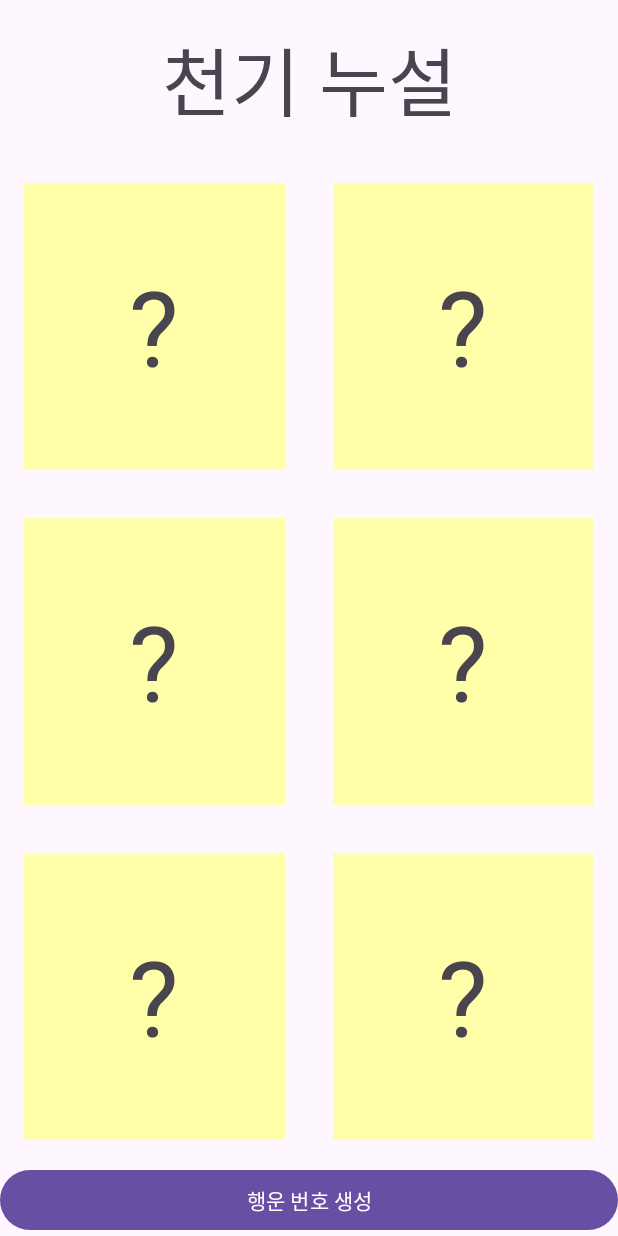
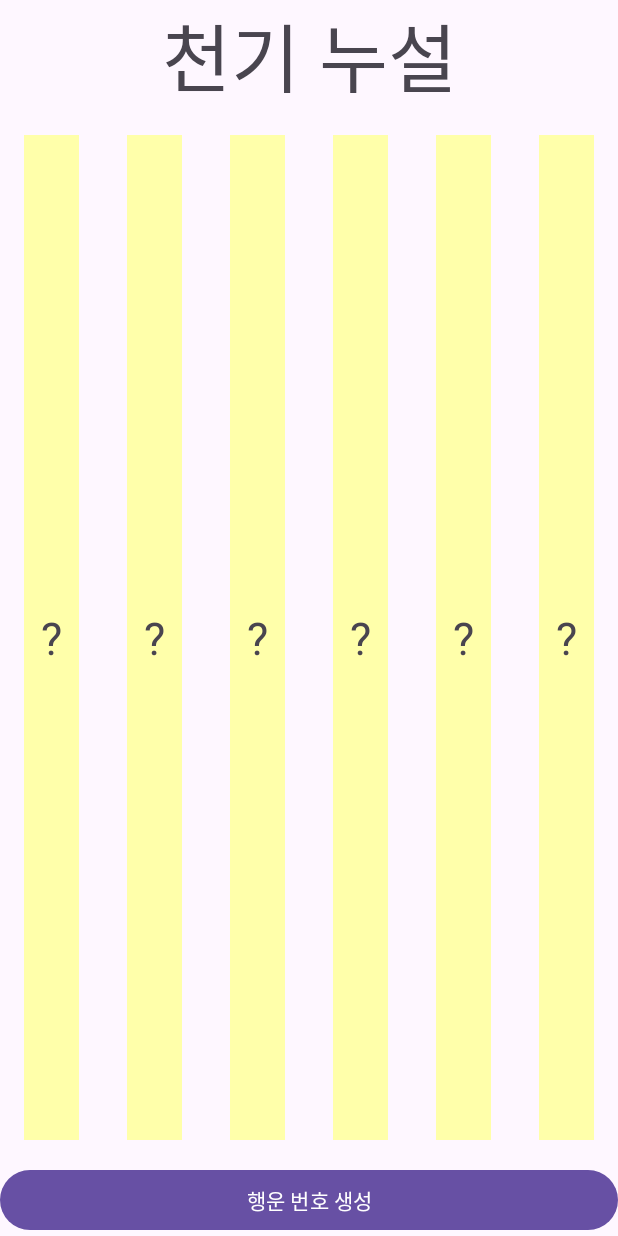
Before and after one commit to yhss1015/S23W03Lotto, an Android app: the layout activity_main.xml on its own in the app's theme, with its tools: preview values and no code run, on a phone screen of 412 x 824 dp. Run offline under Robolectric (Android 15) with nearby library versions, the phone set to English and light mode, and no system bars.

Commit message:
가로 방향

```diff
--- a/app/src/main/res/layout/activity_main.xml
+++ b/app/src/main/res/layout/activity_main.xml
@@ -13,7 +13,6 @@
         android:layout_height="wrap_content"
         android:text="천기 누설"
         android:textSize="50sp"
-        android:padding="16dp"
         app:layout_constraintStart_toStartOf="parent"
         app:layout_constraintEnd_toEndOf="parent"
         app:layout_constraintTop_toTopOf="parent" />
@@ -23,14 +22,13 @@
         android:layout_height="0dp"
         android:gravity="center"
         android:text="?"
-        android:textSize="70sp"
+        android:textSize="30sp"
         android:background="#ffa"
-        android:padding="16dp"
         android:layout_margin="16dp"
         app:layout_constraintStart_toStartOf="parent"
         app:layout_constraintEnd_toStartOf="@id/num2"
         app:layout_constraintTop_toBottomOf="@id/txtMessage"
-        app:layout_constraintBottom_toTopOf="@id/num3"
+        app:layout_constraintBottom_toTopOf="@id/btnGenerate"
         />
     <TextView
         android:id="@+id/num2"
@@ -38,14 +36,13 @@
         android:layout_height="0dp"
         android:gravity="center"
         android:text="?"
-        android:textSize="70sp"
+        android:textSize="30sp"
         android:background="#ffa"
-        android:padding="16dp"
         android:layout_margin="16dp"
         app:layout_constraintStart_toEndOf="@id/num1"
-        app:layout_constraintEnd_toEndOf="parent"
+        app:layout_constraintEnd_toStartOf="@id/num3"
         app:layout_constraintTop_toBottomOf="@id/txtMessage"
-        app:layout_constraintBottom_toTopOf="@id/num4"
+        app:layout_constraintBottom_toTopOf="@id/btnGenerate"
         />
     <TextView
         android:id="@+id/num3"
@@ -53,14 +50,13 @@
         android:layout_height="0dp"
         android:gravity="center"
         android:text="?"
-        android:textSize="70sp"
+        android:textSize="30sp"
         android:background="#ffa"
-        android:padding="16dp"
         android:layout_margin="16dp"
-        app:layout_constraintStart_toStartOf="parent"
+        app:layout_constraintStart_toEndOf="@id/num2"
         app:layout_constraintEnd_toStartOf="@id/num4"
-        app:layout_constraintTop_toBottomOf="@id/num1"
-        app:layout_constraintBottom_toTopOf="@id/num5"
+        app:layout_constraintTop_toBottomOf="@id/txtMessage"
+        app:layout_constraintBottom_toTopOf="@id/btnGenerate"
         />
     <TextView
         android:id="@+id/num4"
@@ -68,14 +64,13 @@
         android:layout_height="0dp"
         android:gravity="center"
         android:text="?"
-        android:textSize="70sp"
+        android:textSize="30sp"
         android:background="#ffa"
-        android:padding="16dp"
         android:layout_margin="16dp"
         app:layout_constraintStart_toEndOf="@id/num3"
-        app:layout_constraintEnd_toEndOf="parent"
-        app:layout_constraintTop_toBottomOf="@id/num2"
-        app:layout_constraintBottom_toTopOf="@id/num6"
+        app:layout_constraintEnd_toStartOf="@id/num5"
+        app:layout_constraintTop_toBottomOf="@id/txtMessage"
+        app:layout_constraintBottom_toTopOf="@id/btnGenerate"
         />
     <TextView
         android:id="@+id/num5"
@@ -83,13 +78,12 @@
         android:layout_height="0dp"
         android:gravity="center"
         android:text="?"
-        android:textSize="70sp"
+        android:textSize="30sp"
         android:background="#ffa"
-        android:padding="16dp"
         android:layout_margin="16dp"
-        app:layout_constraintStart_toStartOf="parent"
+        app:layout_constraintStart_toEndOf="@id/num4"
         app:layout_constraintEnd_toStartOf="@id/num6"
-        app:layout_constraintTop_toBottomOf="@id/num3"
+        app:layout_constraintTop_toBottomOf="@id/txtMessage"
         app:layout_constraintBottom_toTopOf="@id/btnGenerate"
         />
     <TextView
@@ -98,13 +92,12 @@
         android:layout_height="0dp"
         android:gravity="center"
         android:text="?"
-        android:textSize="70sp"
+        android:textSize="30sp"
         android:background="#ffa"
-        android:padding="16dp"
         android:layout_margin="16dp"
         app:layout_constraintStart_toEndOf="@id/num5"
         app:layout_constraintEnd_toEndOf="parent"
-        app:layout_constraintTop_toBottomOf="@id/num4"
+        app:layout_constraintTop_toBottomOf="@id/txtMessage"
         app:layout_constraintBottom_toTopOf="@id/btnGenerate"
         />
     <Button
```
